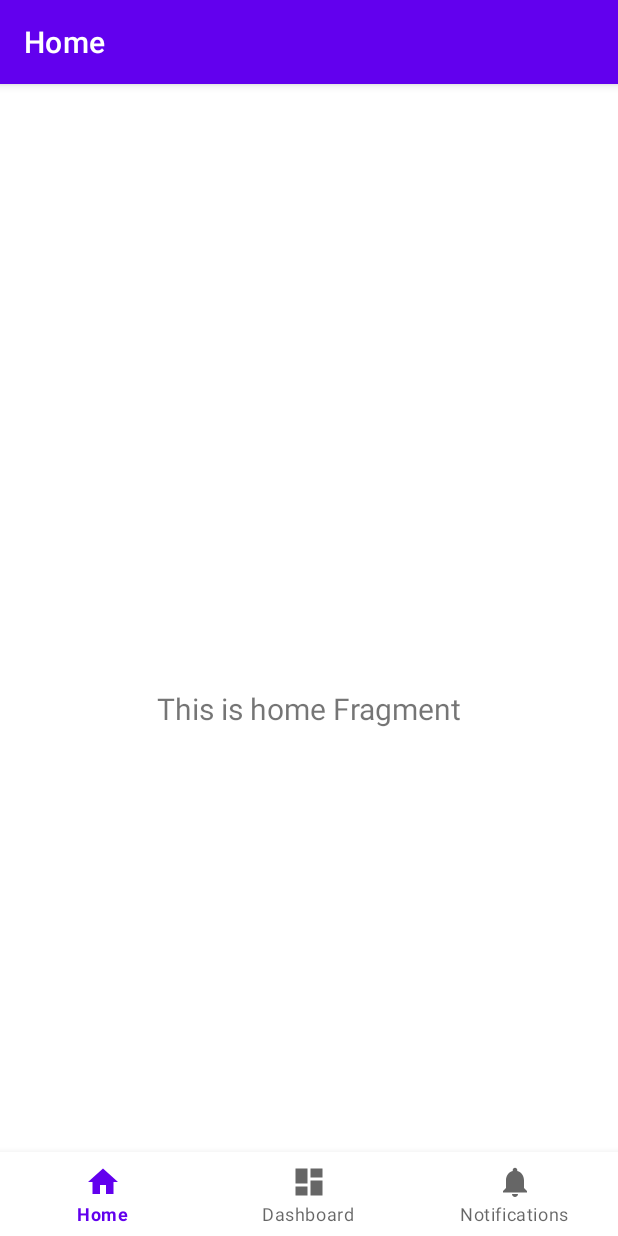
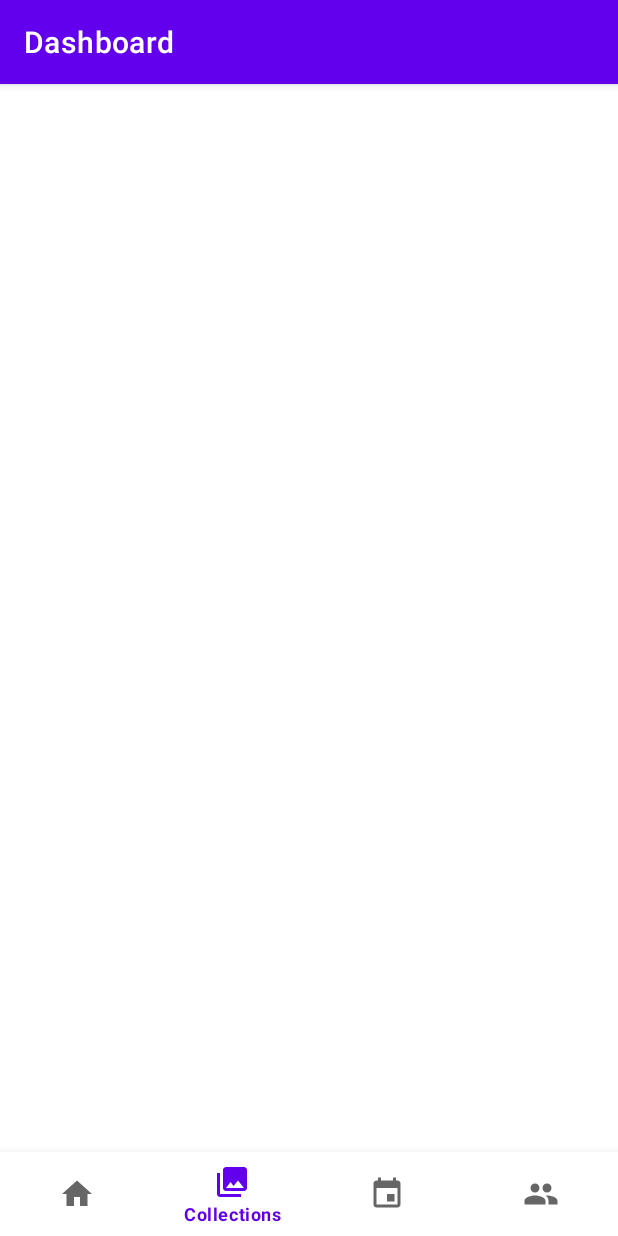
Before and after one commit to kpuc00/sem4-smart-mobile-group-repo, an Android app: the AppActivity screen opened directly, with no data from a screen before it, item 2 of the bottom bar chosen, on a phone screen of 412 x 824 dp. Run offline under Robolectric (Android 15) with nearby library versions, the phone set to English and light mode, and no system bars; our stand-ins replace navigation-ui.

Commit message:
navigation working

```diff
--- a/android/app/src/main/java/com/hills_studio/AppActivity.kt
+++ b/android/app/src/main/java/com/hills_studio/AppActivity.kt
@@ -20,7 +20,7 @@ class AppActivity : AppCompatActivity() {
         // menu should be considered as top level destinations.
         val appBarConfiguration = AppBarConfiguration(
             setOf(
-                R.id.navigation_home, R.id.navigation_dashboard, R.id.navigation_notifications
+                R.id.navigation_home, R.id.navigation_collections, R.id.navigation_events, R.id.navigation_members
             )
         )
         setupActionBarWithNavController(navController, appBarConfiguration)
--- /dev/null
+++ b/android/app/src/main/res/drawable/ic_collections_black_24dp.xml
@@ -0,0 +1,10 @@
+<vector xmlns:android="http://schemas.android.com/apk/res/android"
+    android:width="24dp"
+    android:height="24dp"
+    android:viewportWidth="24"
+    android:viewportHeight="24"
+    android:tint="?attr/colorControlNormal">
+  <path
+      android:fillColor="@android:color/white"
+      android:pathData="M22,16L22,4c0,-1.1 -0.9,-2 -2,-2L8,2c-1.1,0 -2,0.9 -2,2v12c0,1.1 0.9,2 2,2h12c1.1,0 2,-0.9 2,-2zM11,12l2.03,2.71L16,11l4,5L8,16l3,-4zM2,6v14c0,1.1 0.9,2 2,2h14v-2L4,20L4,6L2,6z"/>
+</vector>
--- a/android/app/src/main/res/drawable/ic_dashboard_black_24dp.xml
+++ /dev/null
@@ -1,9 +0,0 @@
-<vector xmlns:android="http://schemas.android.com/apk/res/android"
-    android:width="24dp"
-    android:height="24dp"
-    android:viewportWidth="24.0"
-    android:viewportHeight="24.0">
-    <path
-        android:fillColor="#FF000000"
-        android:pathData="M3,13h8L11,3L3,3v10zM3,21h8v-6L3,15v6zM13,21h8L21,11h-8v10zM13,3v6h8L21,3h-8z" />
-</vector>
--- /dev/null
+++ b/android/app/src/main/res/drawable/ic_events_black_24dp.xml
@@ -0,0 +1,10 @@
+<vector xmlns:android="http://schemas.android.com/apk/res/android"
+    android:width="24dp"
+    android:height="24dp"
+    android:viewportWidth="24"
+    android:viewportHeight="24"
+    android:tint="?attr/colorControlNormal">
+  <path
+      android:fillColor="@android:color/white"
+      android:pathData="M17,12h-5v5h5v-5zM16,1v2L8,3L8,1L6,1v2L5,3c-1.11,0 -1.99,0.9 -1.99,2L3,19c0,1.1 0.89,2 2,2h14c1.1,0 2,-0.9 2,-2L21,5c0,-1.1 -0.9,-2 -2,-2h-1L18,1h-2zM19,19L5,19L5,8h14v11z"/>
+</vector>
--- /dev/null
+++ b/android/app/src/main/res/drawable/ic_members_black_24dp.xml
@@ -0,0 +1,10 @@
+<vector xmlns:android="http://schemas.android.com/apk/res/android"
+    android:width="24dp"
+    android:height="24dp"
+    android:viewportWidth="24"
+    android:viewportHeight="24"
+    android:tint="?attr/colorControlNormal">
+  <path
+      android:fillColor="@android:color/white"
+      android:pathData="M16,11c1.66,0 2.99,-1.34 2.99,-3S17.66,5 16,5c-1.66,0 -3,1.34 -3,3s1.34,3 3,3zM8,11c1.66,0 2.99,-1.34 2.99,-3S9.66,5 8,5C6.34,5 5,6.34 5,8s1.34,3 3,3zM8,13c-2.33,0 -7,1.17 -7,3.5L1,19h14v-2.5c0,-2.33 -4.67,-3.5 -7,-3.5zM16,13c-0.29,0 -0.62,0.02 -0.97,0.05 1.16,0.84 1.97,1.97 1.97,3.45L17,19h6v-2.5c0,-2.33 -4.67,-3.5 -7,-3.5z"/>
+</vector>
--- a/android/app/src/main/res/drawable/ic_notifications_black_24dp.xml
+++ /dev/null
@@ -1,9 +0,0 @@
-<vector xmlns:android="http://schemas.android.com/apk/res/android"
-    android:width="24dp"
-    android:height="24dp"
-    android:viewportWidth="24.0"
-    android:viewportHeight="24.0">
-    <path
-        android:fillColor="#FF000000"
-        android:pathData="M12,22c1.1,0 2,-0.9 2,-2h-4c0,1.1 0.89,2 2,2zM18,16v-5c0,-3.07 -1.64,-5.64 -4.5,-6.32L13.5,4c0,-0.83 -0.67,-1.5 -1.5,-1.5s-1.5,0.67 -1.5,1.5v0.68C7.63,5.36 6,7.92 6,11v5l-2,2v1h16v-1l-2,-2z" />
-</vector>
--- a/android/app/src/main/res/layout/fragment_collections.xml
+++ b/android/app/src/main/res/layout/fragment_collections.xml
@@ -1,6 +1,9 @@
 <?xml version="1.0" encoding="utf-8"?>
-<androidx.constraintlayout.widget.ConstraintLayout
-    xmlns:android="http://schemas.android.com/apk/res/android" android:layout_width="match_parent"
-    android:layout_height="match_parent">
+<androidx.constraintlayout.widget.ConstraintLayout xmlns:android="http://schemas.android.com/apk/res/android"
+    xmlns:app="http://schemas.android.com/apk/res-auto"
+    xmlns:tools="http://schemas.android.com/tools"
+    android:layout_width="match_parent"
+    android:layout_height="match_parent"
+    tools:context=".ui.collections.CollectionsFragment">
 
 </androidx.constraintlayout.widget.ConstraintLayout>
--- a/android/app/src/main/res/layout/fragment_events.xml
+++ b/android/app/src/main/res/layout/fragment_events.xml
@@ -1,6 +1,9 @@
 <?xml version="1.0" encoding="utf-8"?>
-<androidx.constraintlayout.widget.ConstraintLayout
-    xmlns:android="http://schemas.android.com/apk/res/android" android:layout_width="match_parent"
-    android:layout_height="match_parent">
+<androidx.constraintlayout.widget.ConstraintLayout xmlns:android="http://schemas.android.com/apk/res/android"
+    xmlns:app="http://schemas.android.com/apk/res-auto"
+    xmlns:tools="http://schemas.android.com/tools"
+    android:layout_width="match_parent"
+    android:layout_height="match_parent"
+    tools:context=".ui.events.EventsFragment">
 
 </androidx.constraintlayout.widget.ConstraintLayout>
--- a/android/app/src/main/res/layout/fragment_members.xml
+++ b/android/app/src/main/res/layout/fragment_members.xml
@@ -1,6 +1,9 @@
 <?xml version="1.0" encoding="utf-8"?>
-<androidx.constraintlayout.widget.ConstraintLayout
-    xmlns:android="http://schemas.android.com/apk/res/android" android:layout_width="match_parent"
-    android:layout_height="match_parent">
+<androidx.constraintlayout.widget.ConstraintLayout xmlns:android="http://schemas.android.com/apk/res/android"
+    xmlns:app="http://schemas.android.com/apk/res-auto"
+    xmlns:tools="http://schemas.android.com/tools"
+    android:layout_width="match_parent"
+    android:layout_height="match_parent"
+    tools:context=".ui.members.MembersFragment">
 
 </androidx.constraintlayout.widget.ConstraintLayout>
--- a/android/app/src/main/res/menu/bottom_nav_menu.xml
+++ b/android/app/src/main/res/menu/bottom_nav_menu.xml
@@ -7,13 +7,17 @@
         android:title="@string/title_home" />
 
     <item
-        android:id="@+id/navigation_dashboard"
-        android:icon="@drawable/ic_dashboard_black_24dp"
-        android:title="@string/title_dashboard" />
+        android:id="@+id/navigation_collections"
+        android:icon="@drawable/ic_collections_black_24dp"
+        android:title="@string/title_collections" />
 
     <item
-        android:id="@+id/navigation_notifications"
-        android:icon="@drawable/ic_notifications_black_24dp"
-        android:title="@string/title_notifications" />
+        android:id="@+id/navigation_events"
+        android:icon="@drawable/ic_events_black_24dp"
+        android:title="@string/events_title" />
+    <item
+        android:id="@+id/navigation_members"
+        android:icon="@drawable/ic_members_black_24dp"
+        android:title="@string/members_title" />
 
 </menu>
--- /dev/null
+++ b/android/app/src/main/res/values-night/strings.xml
@@ -0,0 +1,4 @@
+<?xml version="1.0" encoding="utf-8"?>
+<resources>
+    <string name="title_collections">Collections</string>
+</resources>
--- a/android/app/src/main/res/values/strings.xml
+++ b/android/app/src/main/res/values/strings.xml
@@ -4,4 +4,7 @@
     <string name="title_home">Home</string>
     <string name="title_dashboard">Dashboard</string>
     <string name="title_notifications">Notifications</string>
+    <string name="title_collections">Collections</string>
+    <string name="events_title">Events</string>
+    <string name="members_title">Members</string>
 </resources>
```
